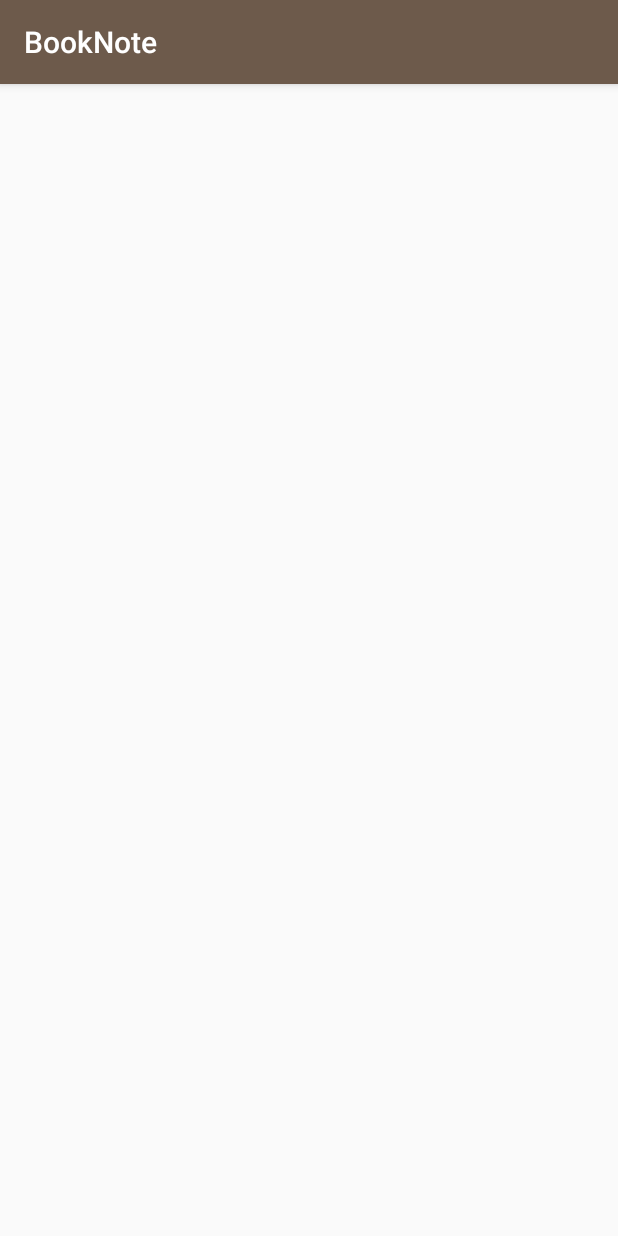
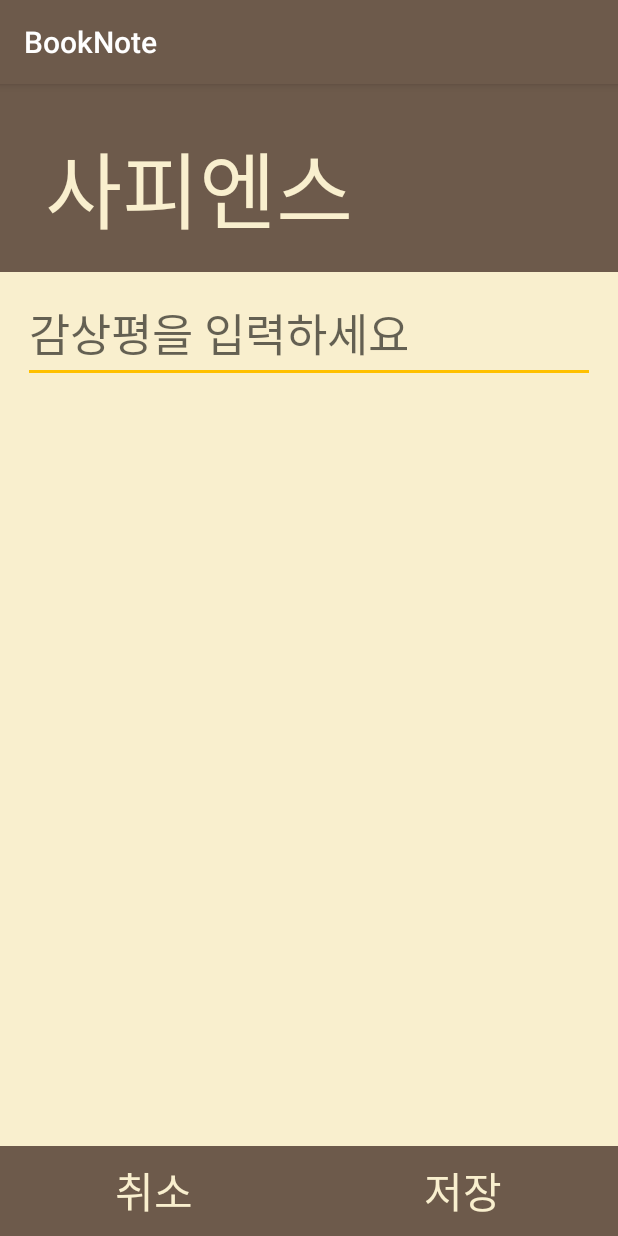
Before and after one commit to seongjinah/BookNote, an Android app: the Add_Note_Activity screen opened directly, with no data from a screen before it, on a phone screen of 412 x 824 dp. Run offline under Robolectric (Android 15) with nearby library versions, the phone set to English and light mode, and no system bars.

Commit message:
-activity_add_note.xml 디자인

```diff
--- a/app/src/main/AndroidManifest.xml
+++ b/app/src/main/AndroidManifest.xml
@@ -9,9 +9,11 @@
         android:roundIcon="@mipmap/ic_launcher_round"
         android:supportsRtl="true"
         android:theme="@style/AppTheme">
-        <activity android:name=".Add_Note_Activity"></activity>
-        <activity android:name=".Add_Book_Activity" />
-        <activity android:name=".Add_Bookshelf_Activity" />
+        <activity android:name=".Add_Note_Activity"/>
+        <activity android:name=".Add_Book_Activity"/>
+        <activity android:name=".Add_Bookshelf_Activity"/>
+        <activity android:name=".Booknote_Activity" />
+        <activity android:name=".Bookshelf_Activity" />
         <activity android:name=".start.StartActivity">
             <intent-filter>
                 <action android:name="android.intent.action.MAIN" />
--- a/app/src/main/res/layout/activity_add_note.xml
+++ b/app/src/main/res/layout/activity_add_note.xml
@@ -1,9 +1,76 @@
 <?xml version="1.0" encoding="utf-8"?>
-<androidx.constraintlayout.widget.ConstraintLayout xmlns:android="http://schemas.android.com/apk/res/android"
+<RelativeLayout
+    xmlns:android="http://schemas.android.com/apk/res/android"
     xmlns:app="http://schemas.android.com/apk/res-auto"
     xmlns:tools="http://schemas.android.com/tools"
     android:layout_width="match_parent"
     android:layout_height="match_parent"
-    tools:context=".Add_Note_Activity">
+    tools:context=".Add_Note_Activity"
+    android:background="@color/colorBackground">
 
-</androidx.constraintlayout.widget.ConstraintLayout>
+    <LinearLayout
+        android:layout_width="match_parent"
+        android:layout_height="125dp"
+        android:id="@+id/title_add_note"
+        android:background="@color/colorPrimary">
+
+        <TextView
+            android:layout_width="wrap_content"
+            android:layout_height="wrap_content"
+            android:text="사피엔스"
+            android:textSize="56dp"
+            android:fontFamily="@font/bmjua"
+            android:textColor="@color/colorBackground"
+            android:layout_gravity="bottom"
+            android:layout_marginBottom="7dp"
+            android:layout_marginLeft="30dp"/>
+
+    </LinearLayout>
+
+    <EditText
+        android:layout_width="match_parent"
+        android:layout_height="wrap_content"
+        android:id="@+id/edittext_add_note"
+        android:layout_below="@+id/title_add_note"
+        android:textSize="30dp"
+        android:hint="감상평을 입력하세요"
+        android:fontFamily="@font/bmjua"
+        android:inputType="textMultiLine"
+        android:lines="30"
+        android:minLines="1"
+        android:maxLines="30"
+        android:scrollbars="vertical"
+        android:layout_marginLeft="15dp"
+        android:layout_marginRight="15dp"
+        android:layout_marginTop="8dp"/>
+
+    <LinearLayout
+        android:layout_width="match_parent"
+        android:layout_height="wrap_content"
+        android:orientation="horizontal"
+        android:layout_alignParentBottom="true"
+        android:background="@color/colorPrimary">
+
+        <Button
+            android:layout_width="match_parent"
+            android:layout_height="60dp"
+            android:layout_weight="1"
+            android:text="취소"
+            android:fontFamily="@font/bmjua"
+            android:textColor="@color/colorBackground"
+            android:textSize="28dp"
+            android:background="@color/colorPrimary"/>
+
+        <Button
+            android:layout_width="match_parent"
+            android:layout_height="60dp"
+            android:layout_weight="1"
+            android:text="저장"
+            android:fontFamily="@font/bmjua"
+            android:textColor="@color/colorBackground"
+            android:textSize="28dp"
+            android:background="@color/colorPrimary"/>
+
+    </LinearLayout>
+
+</RelativeLayout>
```
